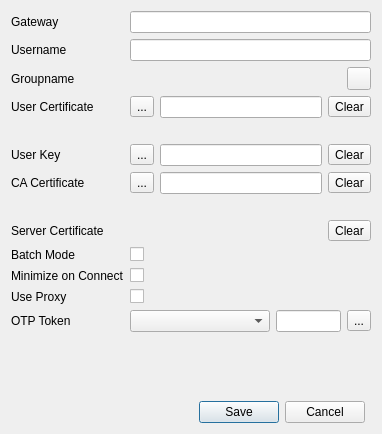
Qt form editdialog.ui (openconnect/openconnect-gui) before a commit.
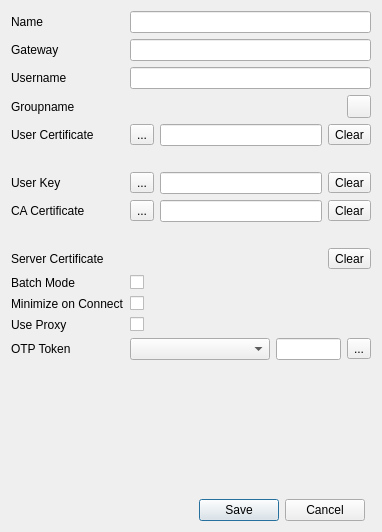
The same form after that commit. Icons and pictures are not drawn.

Commit message:
Allow having a label for connections
That allow for user-friendly names, as well as having multiple
connections to the same server with different credentials (and
possibly groups)
Resolves: #8

Patch:
```diff
--- a/editdialog.ui
+++ b/editdialog.ui
@@ -7,7 +7,7 @@
     <x>0</x>
     <y>0</y>
     <width>382</width>
-    <height>434</height>
+    <height>532</height>
    </rect>
   </property>
   <property name="windowTitle">
@@ -32,14 +32,14 @@
      <property name="fieldGrowthPolicy">
       <enum>QFormLayout::AllNonFixedFieldsGrow</enum>
      </property>
-     <item row="1" column="0">
+     <item row="2" column="0">
       <widget class="QLabel" name="label">
        <property name="text">
         <string>Gateway</string>
        </property>
       </widget>
      </item>
-     <item row="1" column="1">
+     <item row="2" column="1">
       <widget class="QLineEdit" name="gatewayEdit">
        <property name="toolTip">
         <string>Specify the hostname to connect to; a port may be specified after the host separated with a colon ':'</string>
@@ -55,35 +55,35 @@
        </property>
       </widget>
      </item>
-     <item row="2" column="0">
+     <item row="3" column="0">
       <widget class="QLabel" name="label_2">
        <property name="text">
         <string>Username</string>
        </property>
       </widget>
      </item>
-     <item row="2" column="1">
+     <item row="3" column="1">
       <widget class="QLineEdit" name="usernameEdit">
        <property name="text">
         <string/>
        </property>
       </widget>
      </item>
-     <item row="5" column="0">
+     <item row="6" column="0">
       <widget class="QLabel" name="label_5">
        <property name="text">
         <string>Groupname</string>
        </property>
       </widget>
      </item>
-     <item row="8" column="0">
+     <item row="9" column="0">
       <widget class="QLabel" name="label_3">
        <property name="text">
         <string>User Certificate</string>
        </property>
       </widget>
      </item>
-     <item row="8" column="1">
+     <item row="9" column="1">
       <layout class="QHBoxLayout" name="horizontalLayout">
        <item>
         <widget class="QToolButton" name="userCertButton">
@@ -112,14 +112,14 @@
        </item>
       </layout>
      </item>
-     <item row="9" column="1">
+     <item row="10" column="1">
       <widget class="QLabel" name="userCertHash">
        <property name="text">
         <string/>
        </property>
       </widget>
      </item>
-     <item row="10" column="0">
+     <item row="11" column="0">
       <widget class="QLabel" name="userKeyLabel">
        <property name="enabled">
         <bool>true</bool>
@@ -129,7 +129,7 @@
        </property>
       </widget>
      </item>
-     <item row="10" column="1">
+     <item row="11" column="1">
       <layout class="QHBoxLayout" name="horizontalLayout_2">
        <item>
         <widget class="QToolButton" name="userKeyButton">
@@ -164,14 +164,14 @@
        </item>
       </layout>
      </item>
-     <item row="12" column="0">
+     <item row="13" column="0">
       <widget class="QLabel" name="label_4">
        <property name="text">
         <string>CA Certificate</string>
        </property>
       </widget>
      </item>
-     <item row="12" column="1">
+     <item row="13" column="1">
       <layout class="QHBoxLayout" name="horizontalLayout_4">
        <item>
         <widget class="QToolButton" name="caCertButton">
@@ -203,21 +203,21 @@
        </item>
       </layout>
      </item>
-     <item row="13" column="1">
+     <item row="14" column="1">
       <widget class="QLabel" name="caCertHash">
        <property name="text">
         <string/>
        </property>
       </widget>
      </item>
-     <item row="15" column="0">
+     <item row="16" column="0">
       <widget class="QLabel" name="label_6">
        <property name="text">
         <string>Server Certificate</string>
        </property>
       </widget>
      </item>
-     <item row="15" column="1">
+     <item row="16" column="1">
       <layout class="QHBoxLayout" name="horizontalLayout_3">
        <item>
         <widget class="QLabel" name="serverCertHash">
@@ -242,14 +242,14 @@
        </item>
       </layout>
      </item>
-     <item row="16" column="0">
+     <item row="17" column="0">
       <widget class="QLabel" name="label_7">
        <property name="text">
         <string>Batch Mode</string>
        </property>
       </widget>
      </item>
-     <item row="16" column="1">
+     <item row="17" column="1">
       <widget class="QCheckBox" name="batchModeBox">
        <property name="toolTip">
         <string>Enable this to remember passwords for this server</string>
@@ -259,14 +259,14 @@
        </property>
       </widget>
      </item>
-     <item row="17" column="0">
+     <item row="18" column="0">
       <widget class="QLabel" name="label_8">
        <property name="text">
         <string>Minimize on Connect</string>
        </property>
       </widget>
      </item>
-     <item row="17" column="1">
+     <item row="18" column="1">
       <widget class="QCheckBox" name="minimizeBox">
        <property name="toolTip">
         <string>Enable this to automatically minimize after connection</string>
@@ -276,7 +276,7 @@
        </property>
       </widget>
      </item>
-     <item row="18" column="1">
+     <item row="19" column="1">
       <widget class="QCheckBox" name="proxyBox">
        <property name="toolTip">
         <string>Enable this to use the system's default proxy settings for this server</string>
@@ -286,21 +286,21 @@
        </property>
       </widget>
      </item>
-     <item row="18" column="0">
+     <item row="19" column="0">
       <widget class="QLabel" name="label_9">
        <property name="text">
         <string>Use Proxy</string>
        </property>
       </widget>
      </item>
-     <item row="19" column="0">
+     <item row="20" column="0">
       <widget class="QLabel" name="label_10">
        <property name="text">
         <string>OTP Token</string>
        </property>
       </widget>
      </item>
-     <item row="19" column="1">
+     <item row="20" column="1">
       <layout class="QHBoxLayout" name="horizontalLayout_5">
        <item>
         <widget class="QComboBox" name="tokenBox">
@@ -348,7 +348,7 @@
        </item>
       </layout>
      </item>
-     <item row="5" column="1">
+     <item row="6" column="1">
       <layout class="QHBoxLayout" name="horizontalLayout_6">
        <item>
         <widget class="QLabel" name="groupnameEdit">
@@ -370,6 +370,16 @@
        </item>
       </layout>
      </item>
+     <item row="1" column="0">
+      <widget class="QLabel" name="label_11">
+       <property name="text">
+        <string>Name</string>
+       </property>
+      </widget>
+     </item>
+     <item row="1" column="1">
+      <widget class="QLineEdit" name="labelEdit"/>
+     </item>
     </layout>
    </item>
   </layout>
```
The commit also changes 3 other files.
